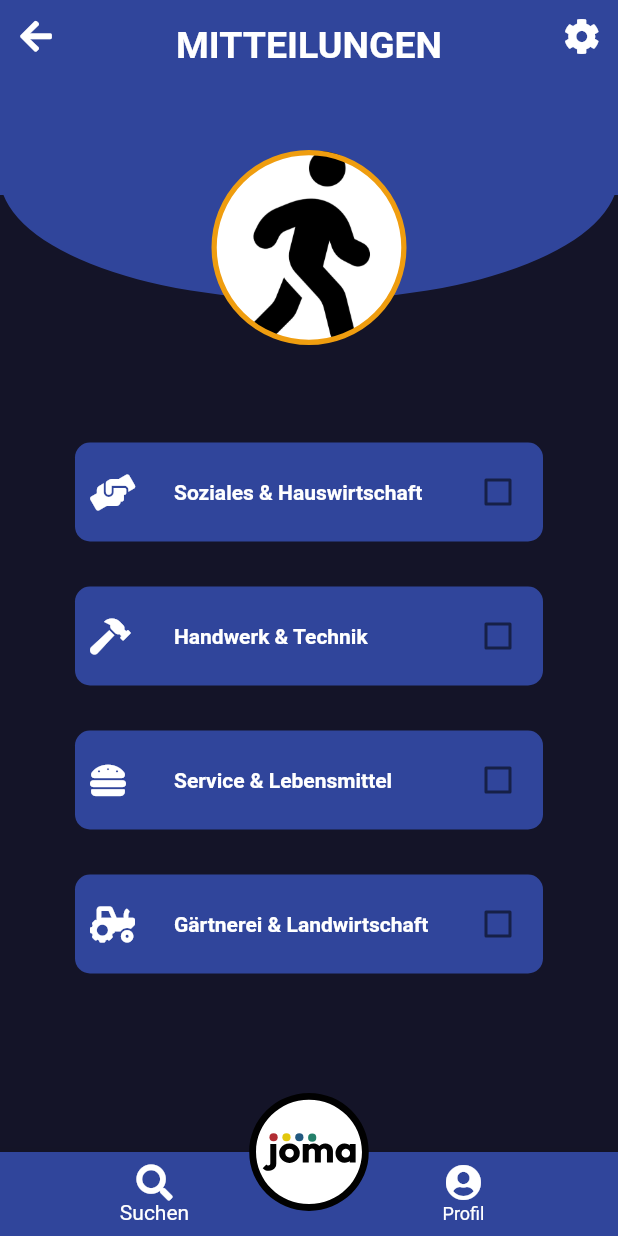
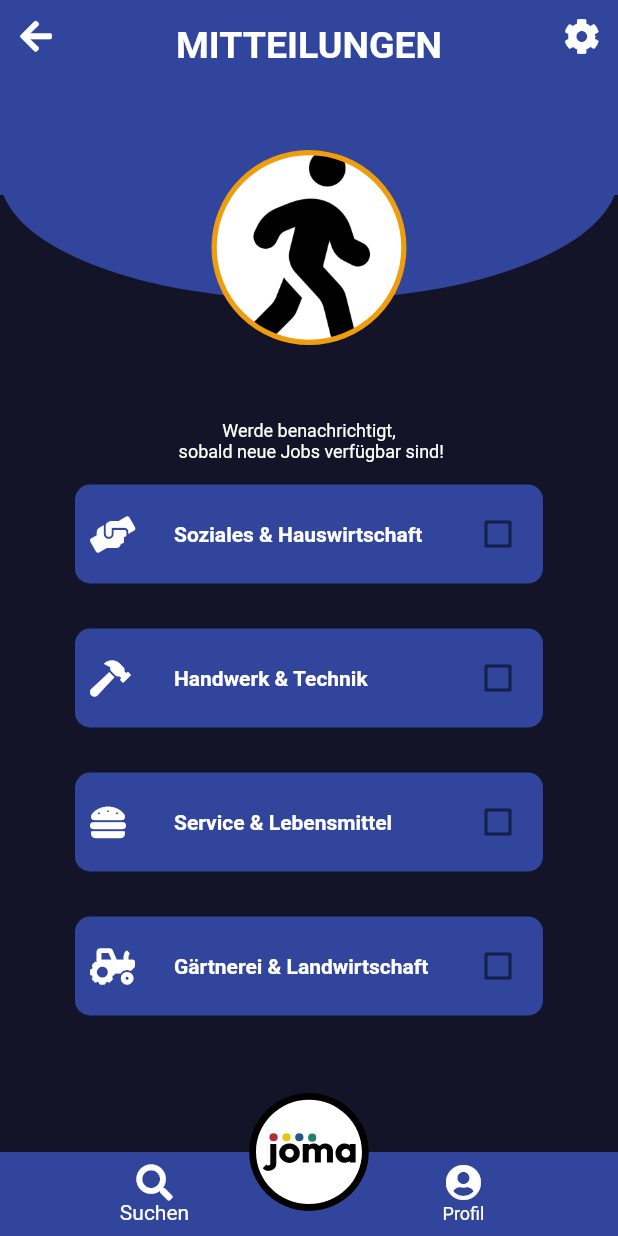
Before and after one commit to arsomesan/JoMa, a Flutter app: the ScreenNotifications screen opened directly, on a phone screen of 412 x 824 dp. Run offline on Flutter 3.47's test engine with Material 2 defaults, Android fonts, the phone set to English and light mode, and no system bars; our stand-ins replace animated_splash_screen, carousel_slider, flutter_map, flutter_svg, flutter_svg_provider, font_awesome_flutter and 3 more; accounts and stored records are empty; network calls fail.

Commit message:
- Text in Notifications eingefügt

```diff
--- a/lib/screens/screen_notifications.dart
+++ b/lib/screens/screen_notifications.dart
@@ -56,6 +56,11 @@ class _ScreenNotificationsState extends State<ScreenNotifications> {
       body: ListView(
         padding: EdgeInsets.fromLTRB(0, 50, 0, 0),
         children: [
+          Text(
+            'Werde benachrichtigt,\n sobald neue Jobs verfügbar sind!',
+            textAlign: TextAlign.center,
+            style: AppTextStyles.darkCardTextWhite
+          ),
           CheckboxButton(
               text: 'Soziales & Hauswirtschaft',
               value: _isChecked[0],
```
